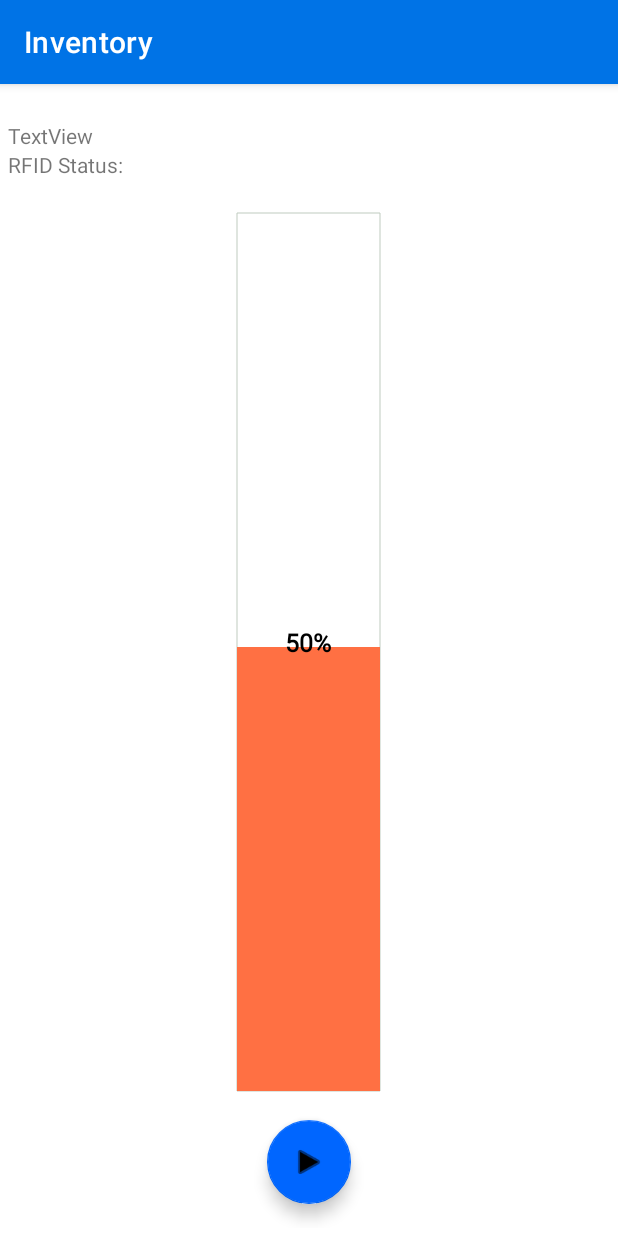
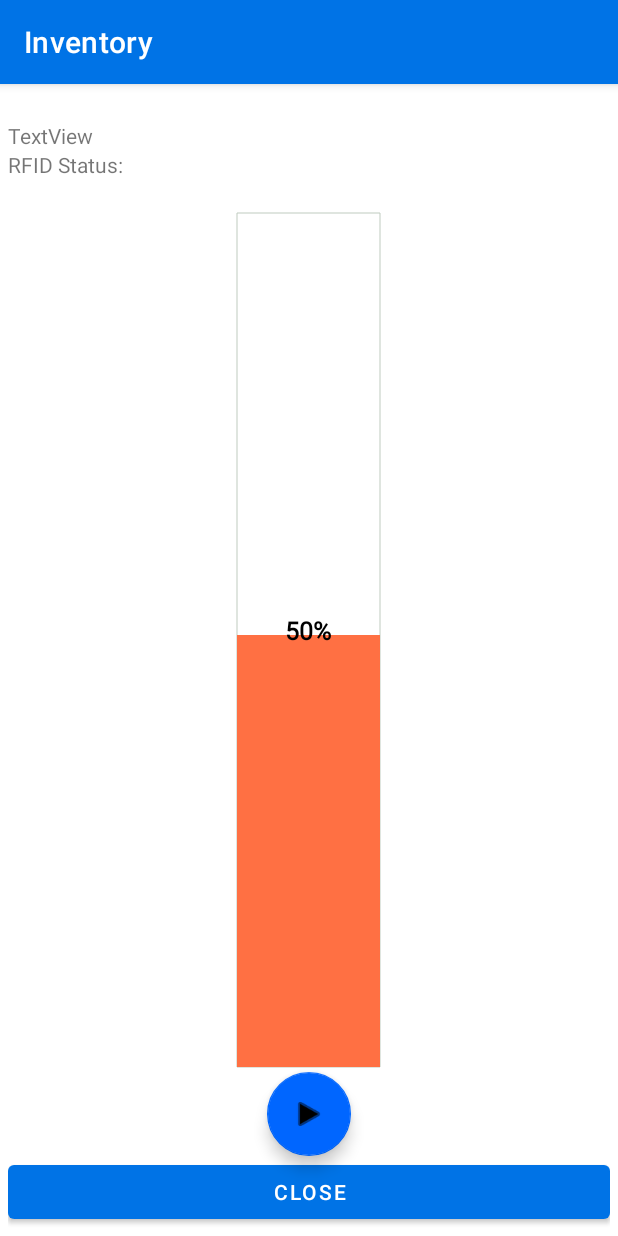
Before and after one commit to ltrudu/RFIDSampleApp, an Android app: the TagLocateActivity screen opened directly, with no data from a screen before it, on a phone screen of 412 x 824 dp. Run offline under Robolectric (Android 15) with nearby library versions, the phone set to English and light mode, and no system bars; libraries missing offline, so code that uses them is left out: com.zebra.rfid; 1 statement that could not run was skipped.

Commit message:
Added a close button to the TagLocate activity

```diff
--- a/RFIDSampleApp/src/main/java/com/zebra/rfid/demo/sdksample/TagLocateActivity.java
+++ b/RFIDSampleApp/src/main/java/com/zebra/rfid/demo/sdksample/TagLocateActivity.java
@@ -151,6 +151,13 @@ public class TagLocateActivity extends AppCompatActivity {
                 }
             }
         });
+
+        findViewById(R.id.btLocateActivityClose).setOnClickListener(new View.OnClickListener() {
+            @Override
+            public void onClick(View view) {
+                finish();
+            }
+        });
     }
 
     @Override
--- a/RFIDSampleApp/src/main/res/layout/activity_tag_locate.xml
+++ b/RFIDSampleApp/src/main/res/layout/activity_tag_locate.xml
@@ -37,7 +37,7 @@
 
     <LinearLayout
         android:layout_width="wrap_content"
-        android:layout_height="0dp"
+        android:layout_height="503dp"
         android:layout_weight="90"
         android:paddingLeft="10dp"
         android:paddingRight="10dp">
@@ -46,8 +46,8 @@
             android:id="@+id/rgLocationBar"
             android:layout_width="wrap_content"
             android:layout_height="wrap_content"
-            android:inputType="textMultiLine"
-            android:gravity="center" />
+            android:gravity="center"
+            android:inputType="textMultiLine" />
 
 
     </LinearLayout>
@@ -57,8 +57,13 @@
         android:layout_width="wrap_content"
         android:layout_height="wrap_content"
         android:layout_gravity="bottom|center"
-        android:layout_margin="@dimen/fab_margin"
         android:onClick="locationingButtonClicked"
         app:backgroundTint="#0066ff"
         app:srcCompat="@android:drawable/ic_media_play" />
+
+    <Button
+        android:id="@+id/btLocateActivityClose"
+        android:layout_width="match_parent"
+        android:layout_height="wrap_content"
+        android:text="Close" />
 </LinearLayout>
--- a/RFIDSampleApp/src/main/res/values/dimens.xml
+++ b/RFIDSampleApp/src/main/res/values/dimens.xml
@@ -1,5 +1,5 @@
 <resources>
-    <dimen name="fab_margin">16dp</dimen>
+    <dimen name="fab_margin">5dp</dimen>
     <!-- Font size for locationing font -->
     <dimen name="locationing_font_size">10sp</dimen>
 </resources>
```
